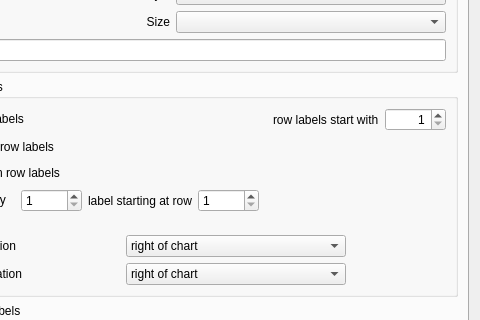
First picture: the form in sconcho/gui/ui/preferences_dialog.ui, repository haskelladdict/sconcho, before the edit; both pictures show x 134 to 614 and y 140 to 460 of the 614 by 702 pixel window.
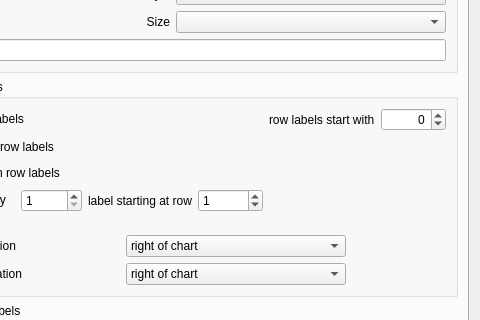
Second picture: the form after the edit. The open tabs and pages were chosen to show the change.

Commit message:
Allow row labels to start at values < 1.
This was requested by Fingertips@ravelry.

The edit to the form file:
```diff
--- a/sconcho/gui/ui/preferences_dialog.ui
+++ b/sconcho/gui/ui/preferences_dialog.ui
@@ -222,7 +222,7 @@
                  <set>Qt::AlignRight|Qt::AlignTrailing|Qt::AlignVCenter</set>
                 </property>
                 <property name="minimum">
-                 <number>1</number>
+                 <number>-10000</number>
                 </property>
                 <property name="maximum">
                  <number>10000</number>
@@ -285,11 +285,14 @@
             <item>
              <widget class="QSpinBox" name="rowLabelsIntervalStartSpinner">
               <property name="minimum">
-               <number>1</number>
+               <number>-10000</number>
               </property>
               <property name="maximum">
                <number>10000</number>
               </property>
+              <property name="value">
+               <number>1</number>
+              </property>
              </widget>
             </item>
             <item>
```
The commit also changes 12 other files.
